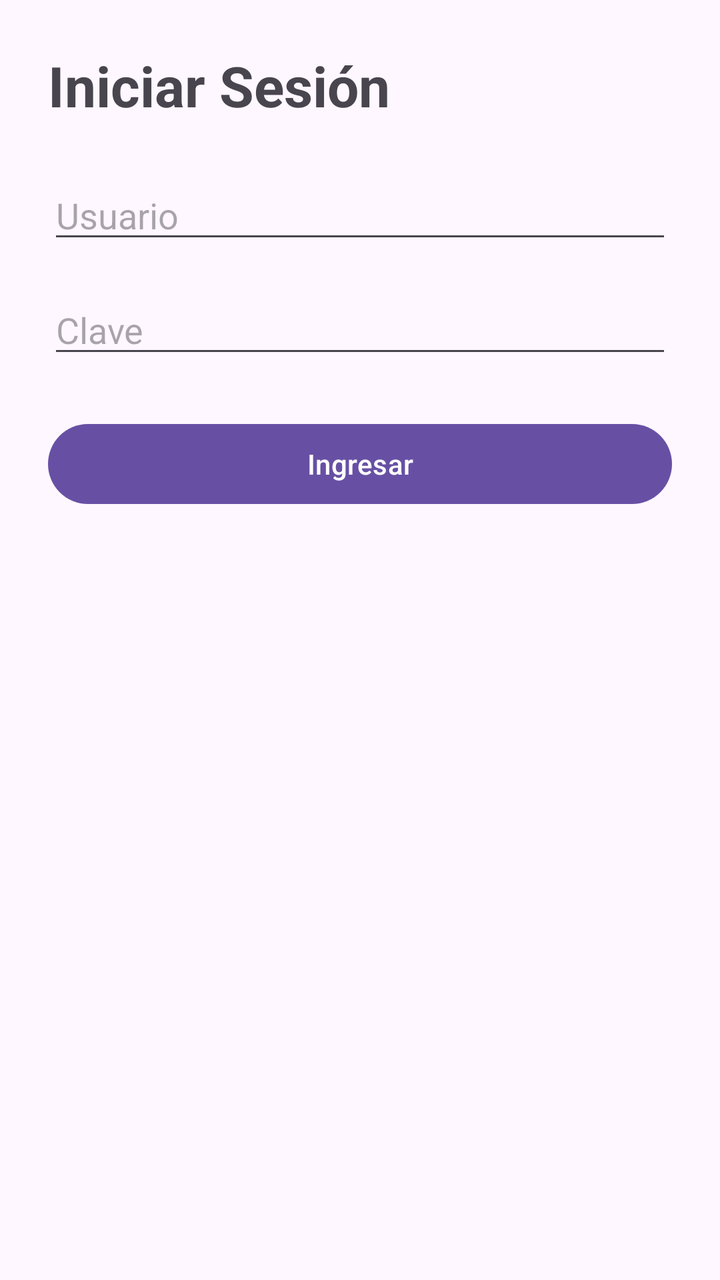
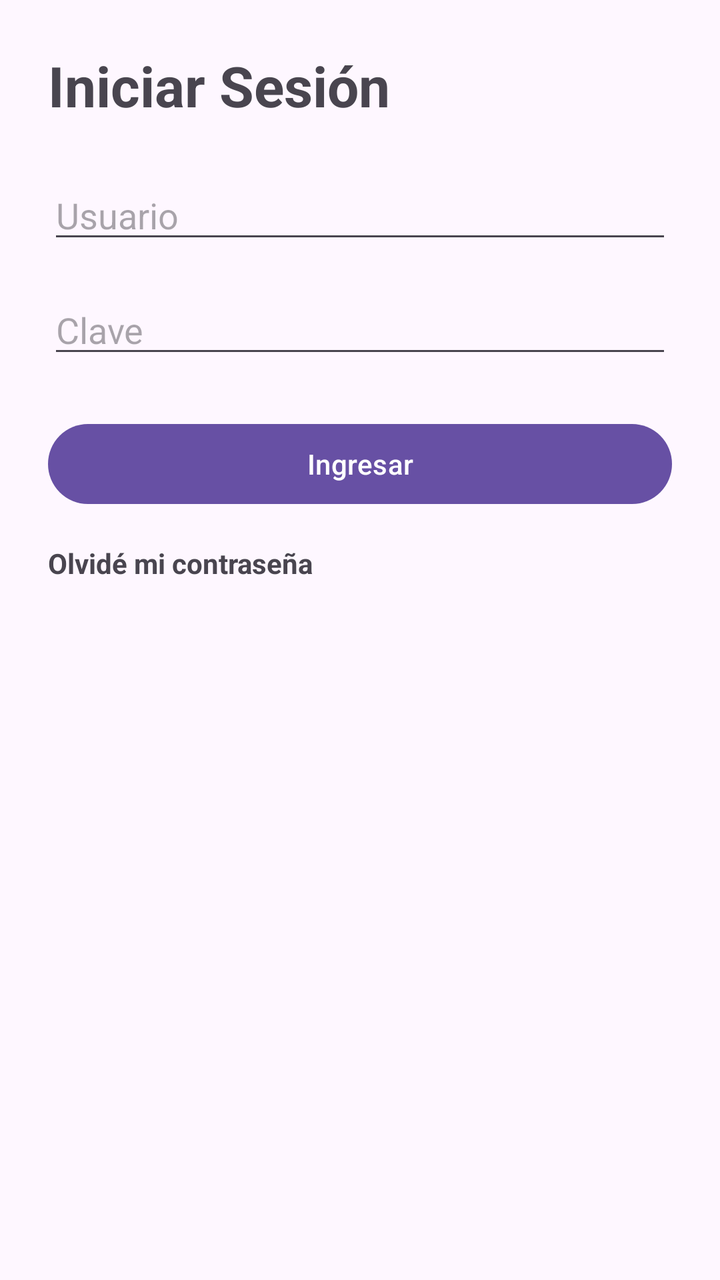

Compare the two renders of this Android layout. The source of the first and the diff that turns it into the second are given below.
<!-- AndroidManifest.xml: application theme Theme.Inmobiliaria -->
<!-- res/layout/activity_login.xml -->
<?xml version="1.0" encoding="utf-8"?>
<LinearLayout xmlns:android="http://schemas.android.com/apk/res/android"
    android:layout_width="match_parent"
    android:layout_height="match_parent"
    android:orientation="vertical"
    android:padding="24dp">

    <TextView
        android:layout_width="wrap_content"
        android:layout_height="wrap_content"
        android:text="Iniciar Sesión"
        android:textSize="28sp"
        android:textStyle="bold"
        android:layout_marginBottom="24dp"/>

    <EditText
        android:id="@+id/etUsuario"
        android:layout_width="match_parent"
        android:layout_height="wrap_content"
        android:hint="Usuario"
        android:inputType="textEmailAddress"/>

    <EditText
        android:id="@+id/etClave"
        android:layout_width="match_parent"
        android:layout_height="wrap_content"
        android:hint="Clave"
        android:inputType="textPassword"
        android:layout_marginTop="16dp"/>

    <Button
        android:id="@+id/btnLogin"
        android:layout_width="match_parent"
        android:layout_height="wrap_content"
        android:text="Ingresar"
        android:layout_marginTop="24dp"/>

</LinearLayout>
<!-- resources referenced by this layout -->
<resources>
  <style name="Theme.Inmobiliaria" parent="Base.Theme.Inmobiliaria" />
  <style name="Base.Theme.Inmobiliaria" parent="Theme.Material3.DayNight.NoActionBar">
          
          
      </style>
</resources>

<!-- the commit's change to res/layout/activity_login.xml (unified diff, before → after) -->
@@ -35,4 +35,12 @@
         android:text="Ingresar"
         android:layout_marginTop="24dp"/>
 
+    <TextView
+        android:id="@+id/tvOlvidePassword"
+        android:layout_width="wrap_content"
+        android:layout_height="wrap_content"
+        android:layout_marginTop="16dp"
+        android:text="Olvidé mi contraseña"
+        android:textStyle="bold" />
+
 </LinearLayout>
